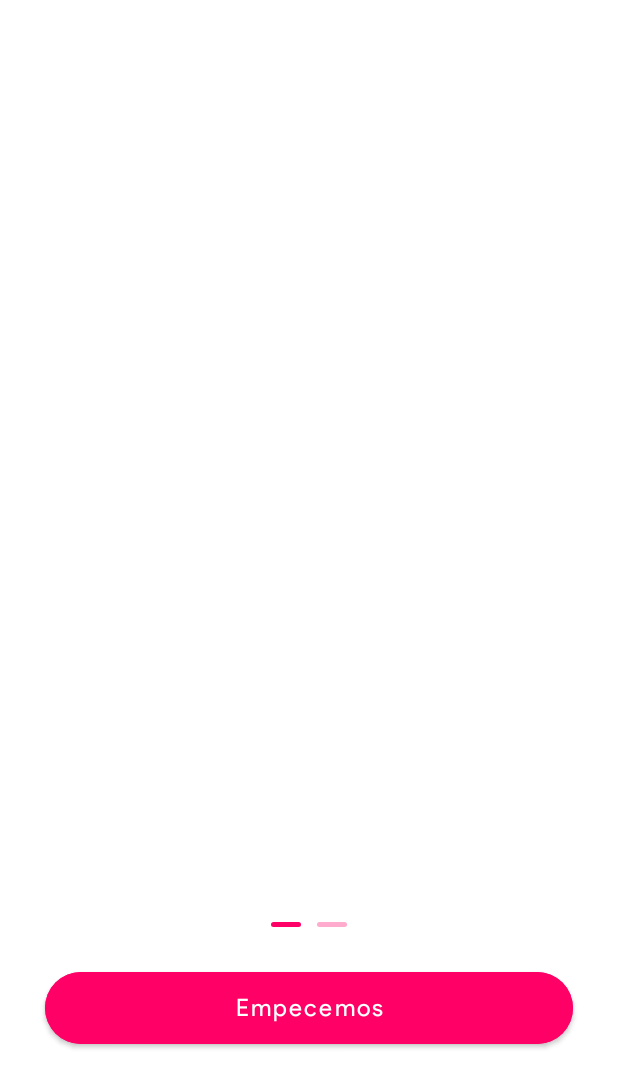
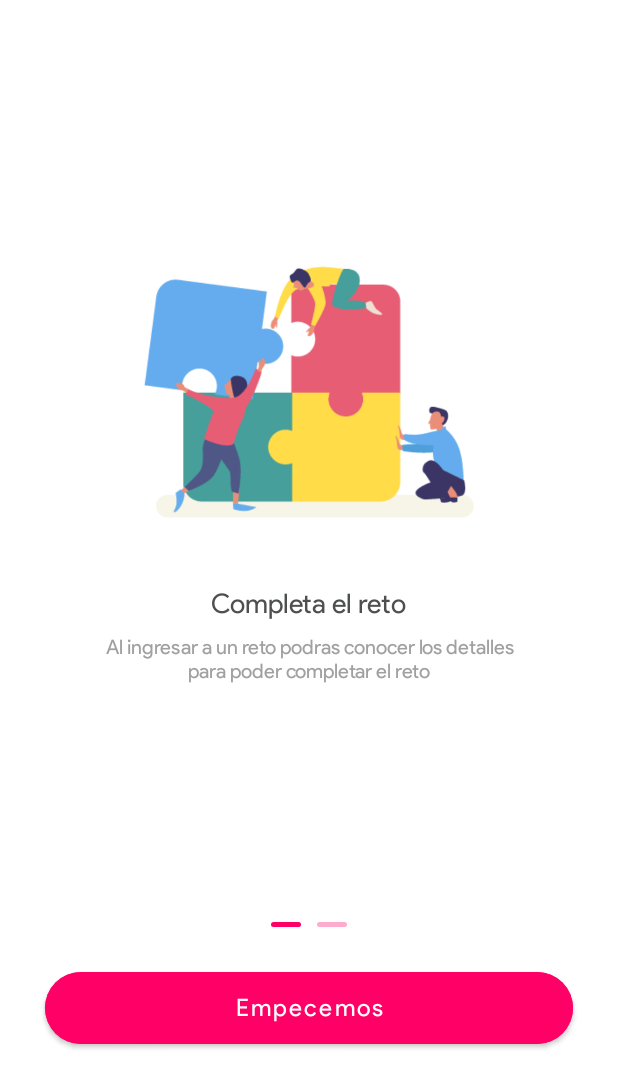
Before and after one commit to ahuamana/Yaku-Lab-Official, an Android app: the screen it shows after launch once a user with an empty profile is signed in (WelcomeActivity), on a phone screen of 412 x 824 dp. Shown: the top 1088 px of the screen. Run offline under Robolectric (Android 15) with nearby library versions, the phone set to English and light mode, and no system bars; our stand-ins replace Dagger/Hilt's generated code, data binding; 1 statement that could not run was skipped.

Commit message:
dagger + livedata in welcome activity

```diff
--- a/app/src/main/java/com/paparazziteam/yakulap/modulos/bienvenida/fragments/IntroFragment.kt
+++ b/app/src/main/java/com/paparazziteam/yakulap/modulos/bienvenida/fragments/IntroFragment.kt
@@ -6,10 +6,6 @@ import android.view.LayoutInflater
 import android.view.View
 import android.view.ViewGroup
 import com.paparazziteam.yakulap.databinding.FragmentIntroBinding
-
-
-private const val ARG_PARAM1 = "param1"
-private const val ARG_PARAM2 = "param2"
 
 
 class IntroFragment : Fragment() {
@@ -39,9 +35,9 @@ class IntroFragment : Fragment() {
         val view = binding.root
 
         arguments?.let { value ->
-            /*binding.introImg.setImageResource(value.getInt(EXTRA_IMG))
+            binding.introImg.setImageResource(value.getInt(EXTRA_IMG))
             binding.introTitle.text = value.getString(EXTRA_TITLE)
-            binding.introDesc.text = value.getString(EXTRA_DESC)*/
+            binding.introDesc.text = value.getString(EXTRA_DESC)
         }
 
         return view
--- a/app/src/main/java/com/paparazziteam/yakulap/modulos/bienvenida/viewmodels/ViewModelSplashScreen.kt
+++ b/app/src/main/java/com/paparazziteam/yakulap/modulos/bienvenida/viewmodels/ViewModelSplashScreen.kt
@@ -22,14 +22,8 @@ import javax.inject.Inject
 @HiltViewModel
 class ViewModelSplashScreen @Inject public constructor(
    private val application: Application,
-   private val mLoginProvider: LoginProvider,
    private val myPreferences: MyPreferences
 ): ViewModel() {
-
-    private val _message = MutableLiveData<String>()
-    private val _isLoginEmail = MutableLiveData<Boolean>()
-    private val _isLoginAnonymous = MutableLiveData<Boolean>()
-    private val _isLoading = MutableLiveData<Boolean>()
 
     private val _versionApp = MutableLiveData<String>()
     val versionApp:LiveData<String> = _versionApp
@@ -46,7 +40,7 @@ class ViewModelSplashScreen @Inject public constructor(
     private fun loadNextActivity() {
         Timer().schedule(object : TimerTask() {
             override fun run() {
-                if (MyPreferences().isLogin) {
+                if (myPreferences.isLogin) {
                     isAlreadyLogin()
                 } else {
                     application.startActivity(Intent(application, WelcomeActivity::class.java).apply {
--- /dev/null
+++ b/app/src/main/java/com/paparazziteam/yakulap/modulos/bienvenida/viewmodels/ViewModelWelcome.kt
@@ -0,0 +1,79 @@
+package com.paparazziteam.yakulap.modulos.bienvenida.viewmodels
+
+import android.app.Application
+import android.content.Context
+import android.content.Intent
+import android.util.Log
+import android.view.animation.Animation
+import android.view.animation.AnimationUtils
+import android.widget.ImageView
+import android.widget.LinearLayout
+import androidx.core.content.ContextCompat
+import androidx.fragment.app.Fragment
+import androidx.lifecycle.LiveData
+import androidx.lifecycle.MutableLiveData
+import androidx.lifecycle.ViewModel
+import com.paparazziteam.yakulap.R
+import com.paparazziteam.yakulap.helper.application.MyPreferences
+import com.paparazziteam.yakulap.helper.design.FadePageTransfomer
+import com.paparazziteam.yakulap.helper.getVersionName
+import com.paparazziteam.yakulap.modulos.bienvenida.MyPageAdapter
+import com.paparazziteam.yakulap.modulos.bienvenida.fragments.IntroFragment
+import com.paparazziteam.yakulap.modulos.bienvenida.views.WelcomeActivity
+import com.paparazziteam.yakulap.modulos.dashboard.views.DashboardActivity
+import com.paparazziteam.yakulap.modulos.login.providers.LoginProvider
+import com.paparazziteam.yakulap.modulos.login.views.LoginActivity
+import dagger.hilt.android.lifecycle.HiltViewModel
+import java.util.*
+import javax.inject.Inject
+
+@HiltViewModel
+class ViewModelWelcome @Inject public constructor(
+   private val application: Application,
+   private val myPreferences: MyPreferences
+): ViewModel() {
+
+    private val _versionApp = MutableLiveData<String>()
+    val versionApp:LiveData<String> = _versionApp
+
+    private val _animationLogo = MutableLiveData<Animation>()
+    val animationLogo :LiveData<Animation> = _animationLogo
+
+    private val _fragments = MutableLiveData<List<Fragment>>()
+    val fragments :LiveData<List<Fragment>> = _fragments
+
+    private val _nextActivity = MutableLiveData<Boolean>()
+    val nextActivity :LiveData<Boolean> = _nextActivity
+
+    init {
+
+    }
+
+    fun onClickStart(){
+        _nextActivity.value = true
+        _nextActivity.value = false
+    }
+
+    fun getFragments(){
+        val fList = arrayListOf<Fragment>()
+        fList.add(
+            IntroFragment().newInstance(R.drawable.intro_primera,
+                application.getString(R.string.intro_primera),
+                application.getString(R.string.intro_desc_primera)))
+
+        fList.add(
+            IntroFragment().newInstance(R.drawable.intro_segunda,
+                application.getString(R.string.intro_segunda),
+                application.getString(R.string.intro_desc_segunda)))
+
+        fList.add(
+            IntroFragment().newInstance(R.drawable.intro_tercera,
+                application.getString(R.string.intro_tercera),
+                application.getString(R.string.intro_desc_tercera)))
+
+        _fragments.value = fList
+    }
+
+
+
+}
--- a/app/src/main/java/com/paparazziteam/yakulap/modulos/bienvenida/views/SplashActivity.kt
+++ b/app/src/main/java/com/paparazziteam/yakulap/modulos/bienvenida/views/SplashActivity.kt
@@ -25,8 +25,10 @@ class SplashActivity : AppCompatActivity() {
     override fun onCreate(savedInstanceState: Bundle?) {
         super.onCreate(savedInstanceState)
         binding = DataBindingUtil.setContentView(this,R.layout.activity_splash)
-        setContentView(binding.root)
-        binding.lifecycleOwner = this
-        binding.viewmodel = _viewmodel
+
+        binding.apply {
+            //lifecycleOwner = this.lifecycleOwner
+            viewmodel = _viewmodel
+        }
     }
 }
--- a/app/src/main/java/com/paparazziteam/yakulap/modulos/bienvenida/views/WelcomeActivity.kt
+++ b/app/src/main/java/com/paparazziteam/yakulap/modulos/bienvenida/views/WelcomeActivity.kt
@@ -5,16 +5,20 @@ import androidx.appcompat.app.AppCompatActivity
 import android.os.Bundle
 import android.widget.ImageView
 import android.widget.LinearLayout
+import androidx.activity.viewModels
 import androidx.core.content.ContextCompat
+import androidx.databinding.DataBindingUtil
 import androidx.fragment.app.Fragment
 import androidx.viewpager.widget.ViewPager
 import com.paparazziteam.yakulap.R
 import com.paparazziteam.yakulap.databinding.ActivityWelcomeBinding
 import com.paparazziteam.yakulap.helper.design.FadePageTransfomer
 import com.paparazziteam.yakulap.modulos.bienvenida.MyPageAdapter
-import com.paparazziteam.yakulap.modulos.bienvenida.fragments.IntroFragment
+import com.paparazziteam.yakulap.modulos.bienvenida.viewmodels.ViewModelWelcome
 import com.paparazziteam.yakulap.modulos.login.views.LoginActivity
+import dagger.hilt.android.AndroidEntryPoint
 
+@AndroidEntryPoint
 class WelcomeActivity : AppCompatActivity() {
 
     private lateinit var mViewpager: ViewPager
@@ -22,24 +26,40 @@ class WelcomeActivity : AppCompatActivity() {
     private lateinit var dotsLayout: LinearLayout
     private lateinit var dots: MutableList<ImageView>
 
+
+    private val _viewmodel: ViewModelWelcome by viewModels()
     private lateinit var binding: ActivityWelcomeBinding
 
     override fun onCreate(savedInstanceState: Bundle?) {
         super.onCreate(savedInstanceState)
-        binding = ActivityWelcomeBinding.inflate(layoutInflater)
-        setContentView(binding.root)
+        binding = DataBindingUtil.setContentView<ActivityWelcomeBinding?>(this,R.layout.activity_welcome).apply {
+          lifecycleOwner = this.lifecycleOwner
+          viewmodel = _viewmodel
+        }
 
         //Join views xml
         mViewpager   = binding.viewPagerIntro
         dotsLayout   = binding.layoutDots
 
+        observers()
+        _viewmodel.getFragments()
+    }
 
-        val fragments: List<Fragment> = getFragments()
+    private fun observers() {
+        _viewmodel.fragments.observe(this){
+            instanceFragments(it)
+        }
+        _viewmodel.nextActivity.observe(this){
+            if(it) startActivity(Intent(application, LoginActivity::class.java))
+        }
+    }
+
+    private fun instanceFragments(list: List<Fragment>) {
+        val fragments: List<Fragment> = list
         mPageAdapter = MyPageAdapter(supportFragmentManager, fragments)
 
         mViewpager.setPageTransformer(false, FadePageTransfomer())
         mViewpager.adapter = mPageAdapter
-
         addBottomDots(0)
 
         mViewpager.addOnPageChangeListener(object : ViewPager.SimpleOnPageChangeListener() {
@@ -48,29 +68,6 @@ class WelcomeActivity : AppCompatActivity() {
                 addBottomDots(position)
             }
         })
-
-        binding.btnIniciarSesion.setOnClickListener {
-            startActivity(Intent(applicationContext, LoginActivity::class.java))
-        }
-
-    }
-
-    private fun getFragments() : List<Fragment> {
-        val fList = arrayListOf<Fragment>()
-
-        fList.add(IntroFragment().newInstance(R.drawable.intro_primera,
-            getString(R.string.intro_primera),
-            getString(R.string.intro_desc_primera)))
-
-        fList.add(IntroFragment().newInstance(R.drawable.intro_segunda,
-            getString(R.string.intro_segunda),
-            getString(R.string.intro_desc_segunda)))
-
-        fList.add(IntroFragment().newInstance(R.drawable.intro_tercera,
-            getString(R.string.intro_tercera),
-            getString(R.string.intro_desc_tercera)))
-
-        return fList
     }
 
     private fun addBottomDots(currentPage: Int) {
--- a/app/src/main/res/layout/activity_welcome.xml
+++ b/app/src/main/res/layout/activity_welcome.xml
@@ -4,7 +4,9 @@
     xmlns:tools="http://schemas.android.com/tools">
 
     <data>
-
+            <variable
+                name="viewmodel"
+                type="com.paparazziteam.yakulap.modulos.bienvenida.viewmodels.ViewModelWelcome" />
     </data>
 
     <androidx.constraintlayout.widget.ConstraintLayout
@@ -52,16 +54,17 @@
                     android:layout_marginStart="30dp"
                     android:layout_marginTop="30dp"
                     android:layout_marginEnd="30dp"
+                    android:layout_marginBottom="30dp"
+                    android:background="@drawable/buttom_normal"
+                    android:elevation="4dp"
+                    android:onClick="@{(v)-> viewmodel.onClickStart()}"
+                    android:fontFamily="@font/product_sans_regular"
+                    android:orientation="vertical"
                     android:text="@string/text_begining"
                     android:textAllCaps="false"
-                    android:fontFamily="@font/product_sans_regular"
+                    android:textColor="@color/white"
                     android:textSize="16dp"
-                    android:textColor="@color/white"
-                    android:layout_marginBottom="30dp"
-                    app:backgroundTint="@color/colorPrimaryYaku"
-                    android:background="@drawable/buttom_normal"
-                    android:elevation="4dp"
-                    android:orientation="vertical" />
+                    app:backgroundTint="@color/colorPrimaryYaku" />
 
 
             </RelativeLayout>
```
